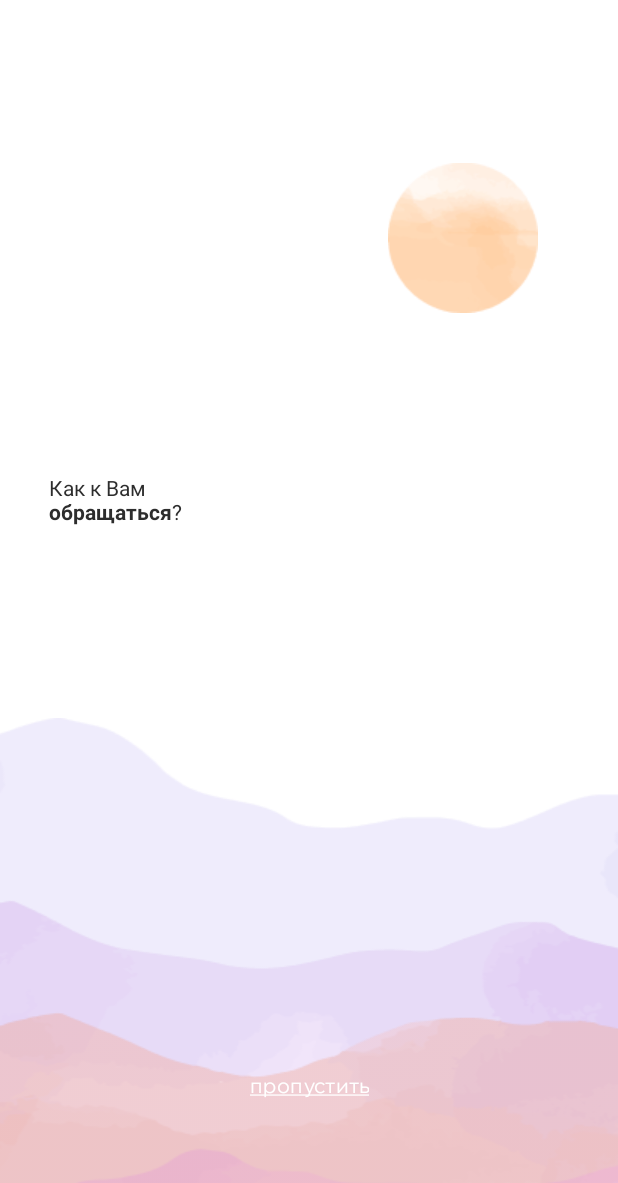
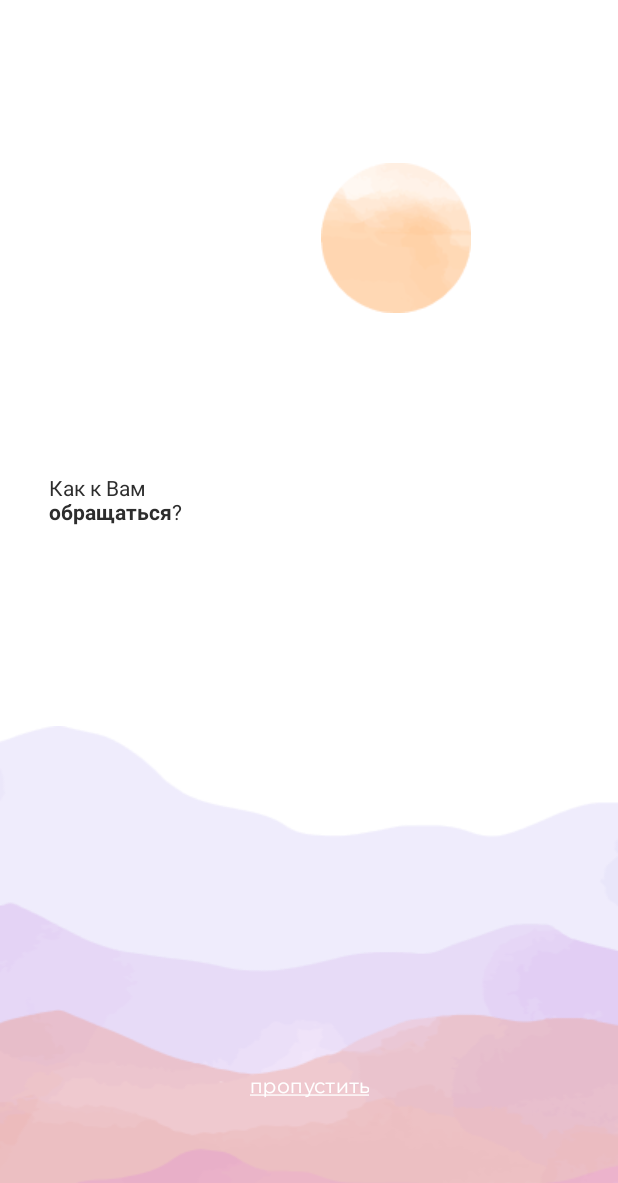
Before and after one commit to Pineapple-Practice-Mira/Android-App, an Android app: the InterNameFragment screen opened through its navigation route, on a phone screen of 412 x 824 dp. Shown: the top 1183 px of the screen. Run offline under Robolectric (Android 15) with nearby library versions, the light colour scheme and no system bars; our stand-ins replace Dagger/Hilt's generated code.

Commit message:
Анимаци как в задании Текст в разных стилях

```diff
--- a/app/src/main/java/site/pnpl/mira/ui/greeting/fragments/InterNameFragment.kt
+++ b/app/src/main/java/site/pnpl/mira/ui/greeting/fragments/InterNameFragment.kt
@@ -54,20 +54,19 @@ class InterNameFragment : Fragment() {
     }
 
     fun sunAnim() = with(binding) {
-        val sunAnim = ObjectAnimator.ofFloat(sun, View.TRANSLATION_X, 500f,-100f)
-        sunAnim.duration = 3000
-        val nightAnim = ObjectAnimator.ofFloat(interName, View.ALPHA, 0.5f,1f)
+        val sunAnim = ObjectAnimator.ofFloat(sun, View.TRANSLATION_X, 500f, -100f)
+        sunAnim.duration = 1000
+        val nightAnim = ObjectAnimator.ofFloat(interName, View.ALPHA, 0.5f, 1f)
         nightAnim.duration = 500
-
-        val mountAnim1 = ObjectAnimator.ofFloat(mountain1, View.ALPHA, 0.3f,1f)
-        mountAnim1.duration = 3000
-        val mountAnim2 = ObjectAnimator.ofFloat(mountain2, View.ALPHA, 0.3f,1f)
-        mountAnim2.duration = 2000
-        val mountAnim3 = ObjectAnimator.ofFloat(mountain3, View.ALPHA, 0.3f,1f)
+        val mountAnim1 = ObjectAnimator.ofFloat(mountain1, View.TRANSLATION_Y, 500f, 0f)
+        mountAnim1.duration = 500
+        val mountAnim2 = ObjectAnimator.ofFloat(mountain2, View.TRANSLATION_Y, 800f, 0f)
+        mountAnim2.duration = 800
+        val mountAnim3 = ObjectAnimator.ofFloat(mountain3, View.TRANSLATION_Y, 2000f, 0f)
         mountAnim3.duration = 1000
 
         val animatorSun = AnimatorSet()
-        animatorSun.playTogether(sunAnim, nightAnim,mountAnim3,mountAnim2,mountAnim1)
+        animatorSun.playTogether(sunAnim, nightAnim,mountAnim3,mountAnim2,mountAnim1 )
         animatorSun.start()
 
     }
--- a/app/src/main/res/layout/fragment_inter_name.xml
+++ b/app/src/main/res/layout/fragment_inter_name.xml
@@ -6,28 +6,6 @@
     android:background="@color/white"
     android:layout_width="match_parent"
     android:layout_height="match_parent">
-
-    <ImageView
-        android:id="@+id/mountain1"
-        android:layout_width="match_parent"
-        android:layout_height="wrap_content"
-        android:scaleType="fitXY"
-        android:src="@drawable/mountain1"
-        app:layout_constraintBottom_toBottomOf="parent"
-        app:layout_constraintEnd_toEndOf="parent"
-        app:layout_constraintStart_toStartOf="parent" />
-
-    <ImageView
-        android:id="@+id/mountain2"
-        android:layout_width="match_parent"
-        android:layout_height="wrap_content"
-        android:layout_marginBottom="105dp"
-        android:scaleType="fitXY"
-        android:src="@drawable/mountain2"
-        app:layout_constraintBottom_toBottomOf="parent"
-        app:layout_constraintEnd_toEndOf="parent"
-        app:layout_constraintHorizontal_bias="0.0"
-        app:layout_constraintStart_toStartOf="parent" />
 
     <ImageView
         android:id="@+id/mountain3"
@@ -39,6 +17,28 @@
         app:layout_constraintBottom_toBottomOf="@+id/mountain2"
         app:layout_constraintEnd_toEndOf="parent"
         app:layout_constraintHorizontal_bias="0.0"
+        app:layout_constraintStart_toStartOf="parent" />
+
+    <ImageView
+        android:id="@+id/mountain2"
+        android:layout_width="match_parent"
+        android:layout_height="wrap_content"
+        android:layout_marginBottom="100dp"
+        android:scaleType="fitXY"
+        android:src="@drawable/mountain2"
+        app:layout_constraintBottom_toBottomOf="parent"
+        app:layout_constraintEnd_toEndOf="parent"
+        app:layout_constraintHorizontal_bias="0.0"
+        app:layout_constraintStart_toStartOf="parent" />
+
+    <ImageView
+        android:id="@+id/mountain1"
+        android:layout_width="match_parent"
+        android:layout_height="wrap_content"
+        android:scaleType="fitXY"
+        android:src="@drawable/mountain1"
+        app:layout_constraintBottom_toBottomOf="parent"
+        app:layout_constraintEnd_toEndOf="parent"
         app:layout_constraintStart_toStartOf="parent" />
 
     <ImageView
```
